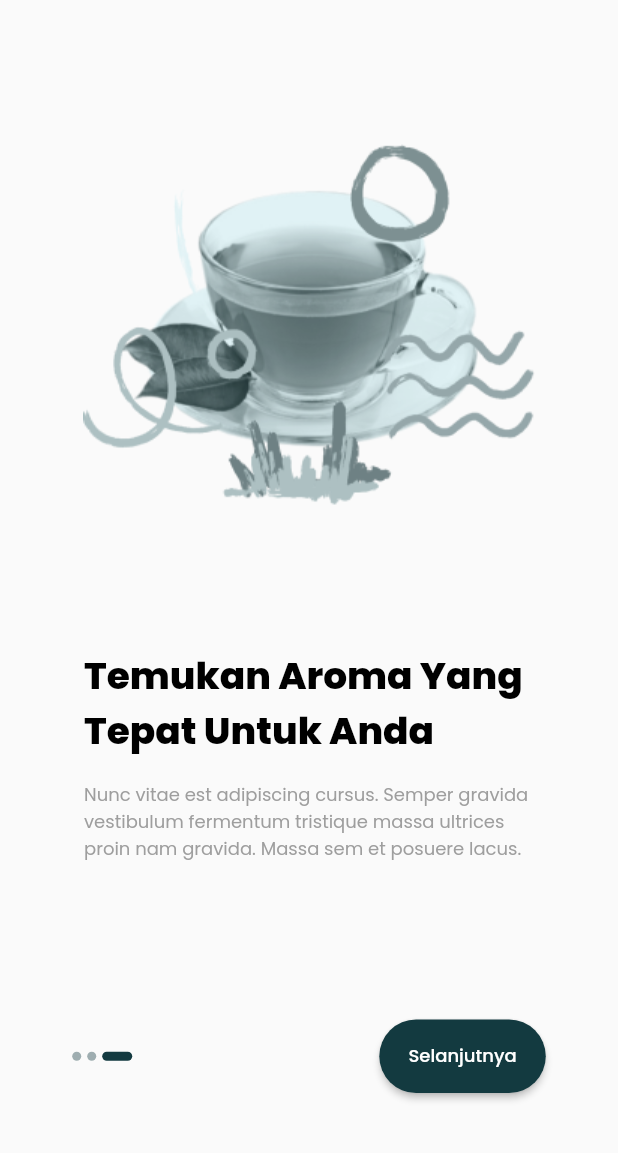
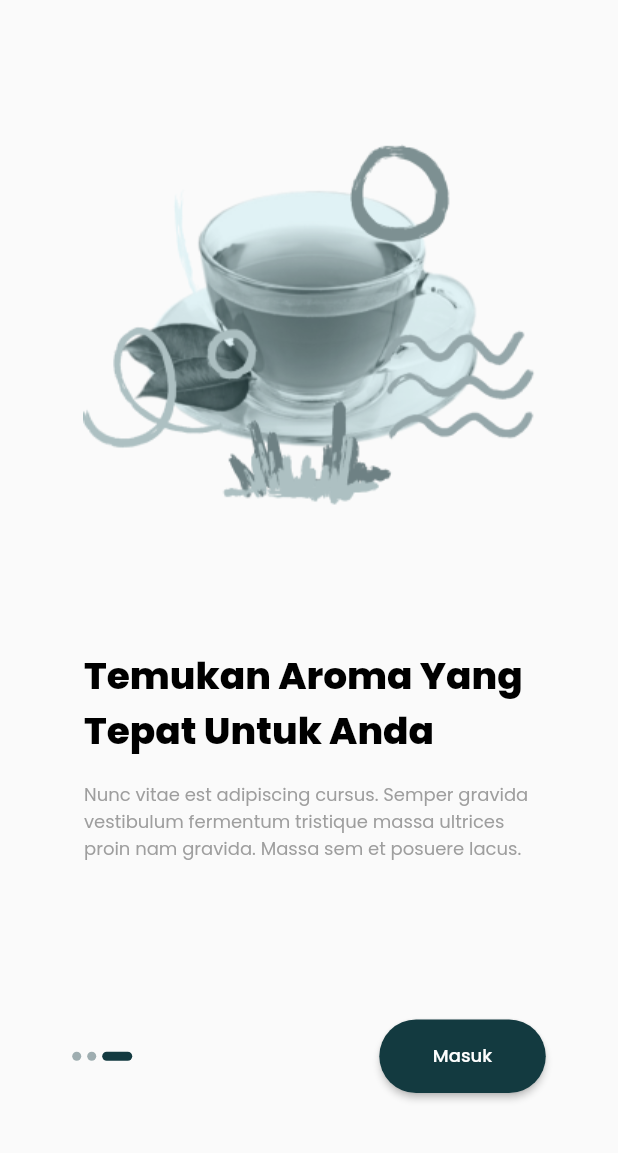
Before and after one commit to reyhanfajarn13/Rantea-app, a Flutter app: the screen it shows after launch, swiped to page 3, on a phone screen of 412 x 824 dp, the part 83-1236 px from its top. Run offline on Flutter 3.47's test engine with Material 2 defaults, Android fonts, the phone set to English and light mode, and no system bars; our stand-ins replace animated_splash_screen, google_fonts.

Commit message:
Rantea-App/fixingOnboardingRoute/UserLoginScreenUpdated

```diff
--- a/lib/screens/onboarding.dart
+++ b/lib/screens/onboarding.dart
@@ -1,7 +1,6 @@
 import 'package:flutter/material.dart';
 import 'package:google_fonts/google_fonts.dart';
 import 'package:rantea_app/models/onboard_models.dart';
-import 'home.dart';
 import 'signIn.dart';
 
 class onBoarding extends StatefulWidget {
@@ -73,7 +72,9 @@ class _onBoardingState extends State<onBoarding> {
                     height: 49,
                     width: 111,
                     child: SignInRouteButton(
-                        pageController: _pageController, isNext: 2),
+                      pageController: _pageController,
+                      isNext: _PageIndex,
+                    ),
                   ),
                   Spacer(
                     flex: 1,
@@ -95,18 +96,17 @@ class SignInRouteButton extends StatelessWidget {
   const SignInRouteButton({
     super.key,
     required PageController pageController,
-    this.isNext = 2,
+    this.isNext,
   }) : _pageController = pageController;
 
   final PageController _pageController;
 
-  final int isNext;
+  final isNext;
 
   @override
   Widget build(BuildContext context) {
     return ElevatedButton(
         onPressed: () {
-          // PERLU DI PERBAIKI
           if (isNext == 2) {
             Navigator.push(context,
                 MaterialPageRoute(builder: (context) => const signIn()));
@@ -114,7 +114,7 @@ class SignInRouteButton extends StatelessWidget {
             _pageController.nextPage(
                 duration: const Duration(milliseconds: 300),
                 curve: Curves.ease);
-          } // BATAS PERBAIKAN
+          }
         },
         style: ElevatedButton.styleFrom(
             backgroundColor: Color(0xFF133A40),
@@ -122,11 +122,21 @@ class SignInRouteButton extends StatelessWidget {
               borderRadius: BorderRadius.circular(100),
             ),
             padding: const EdgeInsets.symmetric(horizontal: 16, vertical: 10)),
-        child: Text(
-          'Selanjutnya',
-          style: GoogleFonts.poppins(
-              fontSize: 12, fontWeight: FontWeight.w500, color: Colors.white),
-        ));
+        child: isNext == 2
+            ? Text(
+                'Masuk',
+                style: GoogleFonts.poppins(
+                    fontSize: 12,
+                    fontWeight: FontWeight.w500,
+                    color: Colors.white),
+              )
+            : Text(
+                'Selanjutnya',
+                style: GoogleFonts.poppins(
+                    fontSize: 12,
+                    fontWeight: FontWeight.w500,
+                    color: Colors.white),
+              ));
   }
 }
 
--- a/lib/screens/splashScreen.dart
+++ b/lib/screens/splashScreen.dart
@@ -57,6 +57,7 @@ class _splashScreenState extends State<splashScreen> {
             Row(
               mainAxisAlignment: MainAxisAlignment.center,
               children: [
+                const Spacer(),
                 Container(
                     width: 150,
                     child: Text(
@@ -71,6 +72,9 @@ class _splashScreenState extends State<splashScreen> {
                   alignment: Alignment.center,
                   width: 100.55,
                   child: Image.asset('lib/images/logo_ptpn.png'),
+                ),
+                const Spacer(
+                  flex: 2,
                 )
               ],
             )
```
Also changed, not shown: lib/screens/user_screens/loginScreenUser.dart (+40 -1 lines), lib/images/logo_rantea_3.png (added).
